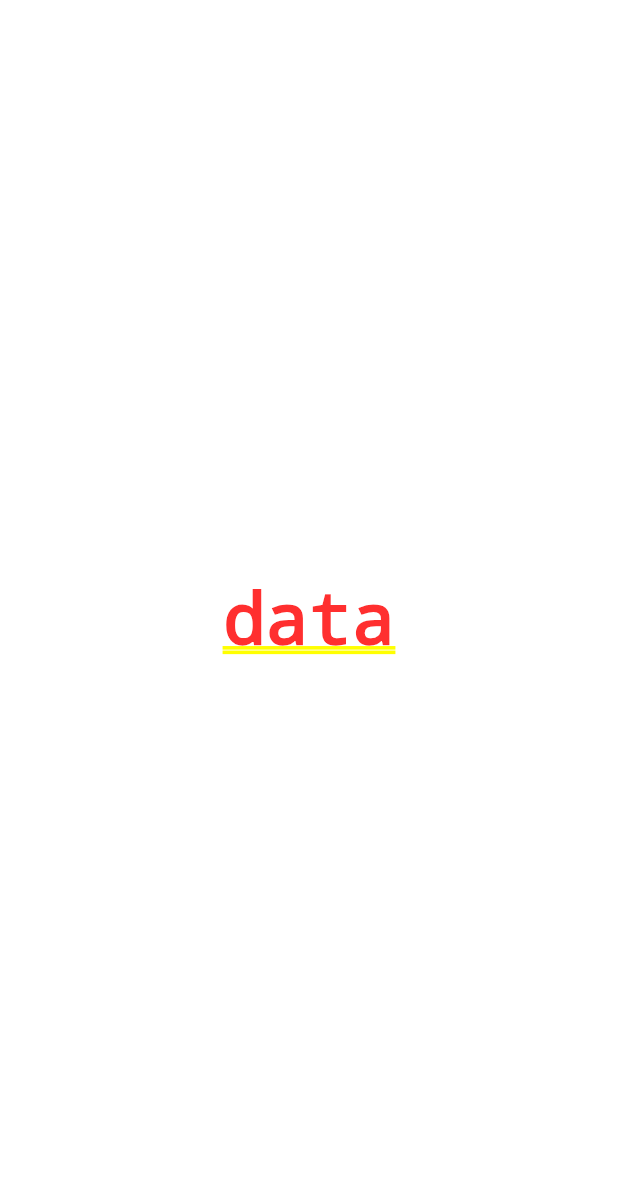
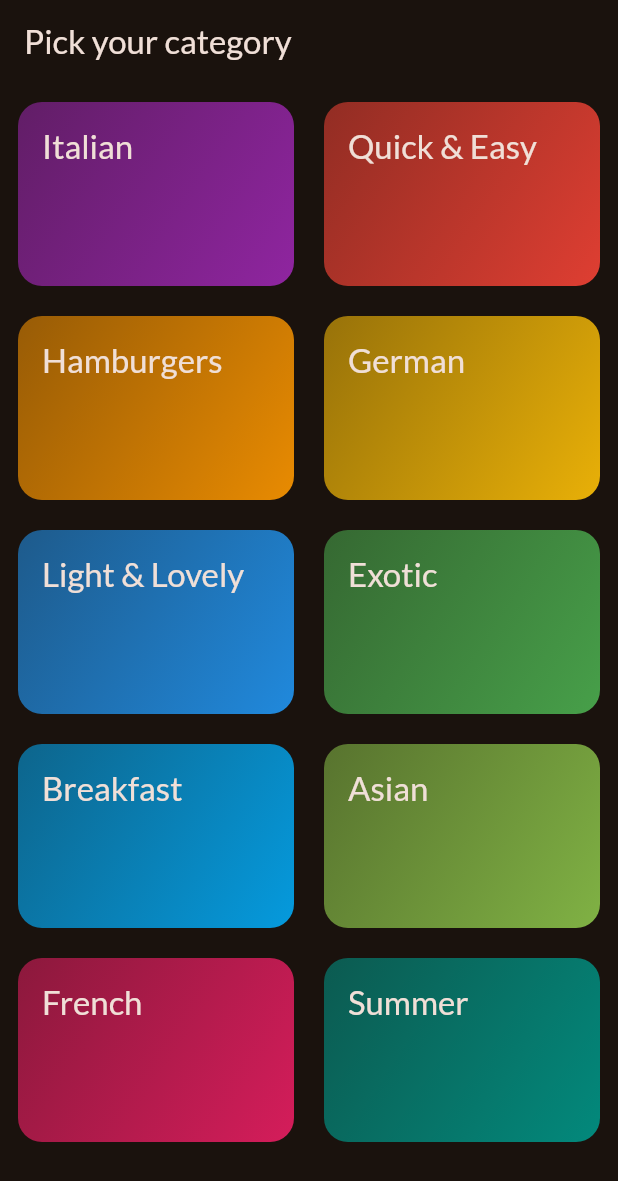
Before and after one commit to vyankatesh-nyati/meals_app, a Flutter app: the screen it shows after launch, on a phone screen of 412 x 824 dp. Shown: the top 1181 px of the screen. Run offline on Flutter 3.47's test engine with Material 2 defaults, Android fonts, the phone set to English and light mode, and no system bars; our stand-ins replace google_fonts.

Commit message:
categories screen

```diff
--- /dev/null
+++ b/lib/data/dummy_data.dart
@@ -0,0 +1,55 @@
+import 'package:flutter/material.dart';
+import '../model/category.dart';
+
+const availableCategories = [
+  Category(
+    id: 'c1',
+    title: 'Italian',
+    color: Colors.purple,
+  ),
+  Category(
+    id: 'c2',
+    title: 'Quick & Easy',
+    color: Colors.red,
+  ),
+  Category(
+    id: 'c3',
+    title: 'Hamburgers',
+    color: Colors.orange,
+  ),
+  Category(
+    id: 'c4',
+    title: 'German',
+    color: Colors.amber,
+  ),
+  Category(
+    id: 'c5',
+    title: 'Light & Lovely',
+    color: Colors.blue,
+  ),
+  Category(
+    id: 'c6',
+    title: 'Exotic',
+    color: Colors.green,
+  ),
+  Category(
+    id: 'c7',
+    title: 'Breakfast',
+    color: Colors.lightBlue,
+  ),
+  Category(
+    id: 'c8',
+    title: 'Asian',
+    color: Colors.lightGreen,
+  ),
+  Category(
+    id: 'c9',
+    title: 'French',
+    color: Colors.pink,
+  ),
+  Category(
+    id: 'c10',
+    title: 'Summer',
+    color: Colors.teal,
+  ),
+];
--- a/lib/main.dart
+++ b/lib/main.dart
@@ -1,5 +1,7 @@
 import 'package:flutter/material.dart';
-import 'package:meals_app/views/home_Screen.dart';
+import 'package:google_fonts/google_fonts.dart';
+import 'package:meals_app/views/categories.dart';
+// import 'package:meals_app/views/home_Screen.dart';
 
 final theme = ThemeData(
   useMaterial3: true,
@@ -7,6 +9,7 @@ final theme = ThemeData(
     seedColor: const Color.fromARGB(255, 131, 57, 0),
     brightness: Brightness.dark,
   ),
+  textTheme: GoogleFonts.latoTextTheme(),
 );
 
 void main() {
@@ -21,7 +24,7 @@ class MyApp extends StatelessWidget {
     return MaterialApp(
       title: 'Meals App',
       theme: theme,
-      home: HomeScreen(),
+      home: const CategoriesSreen(),
     );
   }
 }
--- /dev/null
+++ b/lib/model/category.dart
@@ -0,0 +1,13 @@
+import 'package:flutter/material.dart';
+
+class Category {
+  const Category({
+    required this.id,
+    required this.title,
+    this.color = Colors.orange,
+  });
+
+  final String id;
+  final String title;
+  final Color color;
+}
--- /dev/null
+++ b/lib/views/categories.dart
@@ -0,0 +1,29 @@
+import 'package:flutter/material.dart';
+import 'package:meals_app/data/dummy_data.dart';
+import 'package:meals_app/widgets/category_grid_item.dart';
+
+class CategoriesSreen extends StatelessWidget {
+  const CategoriesSreen({super.key});
+
+  @override
+  Widget build(BuildContext context) {
+    return Scaffold(
+      appBar: AppBar(
+        title: const Text("Pick your category"),
+      ),
+      body: GridView(
+        padding: const EdgeInsets.all(12),
+        gridDelegate: const SliverGridDelegateWithFixedCrossAxisCount(
+          crossAxisCount: 2,
+          crossAxisSpacing: 20,
+          mainAxisSpacing: 20,
+          childAspectRatio: 3 / 2,
+        ),
+        children: [
+          for (final category in availableCategories)
+            CategoryGridItem(category: category)
+        ],
+      ),
+    );
+  }
+}
--- a/lib/views/home_screen.dart
+++ b/lib/views/home_screen.dart
@@ -5,8 +5,13 @@ class HomeScreen extends StatelessWidget {
 
   @override
   Widget build(BuildContext context) {
-    return const Center(
-      child: Text("data"),
+    return const Scaffold(
+      body: Center(
+        child: Text(
+          "data",
+          style: TextStyle(color: Colors.amber),
+        ),
+      ),
     );
   }
 }
--- /dev/null
+++ b/lib/widgets/category_grid_item.dart
@@ -0,0 +1,40 @@
+import 'package:flutter/material.dart';
+import 'package:meals_app/model/category.dart';
+
+class CategoryGridItem extends StatelessWidget {
+  const CategoryGridItem({
+    super.key,
+    required this.category,
+  });
+
+  final Category category;
+
+  @override
+  Widget build(BuildContext context) {
+    return InkWell(
+      onTap: () {},
+      splashColor: Theme.of(context).primaryColor,
+      borderRadius: BorderRadius.circular(16),
+      child: Container(
+        padding: const EdgeInsets.all(16),
+        decoration: BoxDecoration(
+          borderRadius: BorderRadius.circular(16),
+          gradient: LinearGradient(
+            colors: [
+              category.color.withOpacity(0.55),
+              category.color.withOpacity(0.9),
+            ],
+            begin: Alignment.topLeft,
+            end: Alignment.bottomRight,
+          ),
+        ),
+        child: Text(
+          category.title,
+          style: Theme.of(context).textTheme.titleLarge!.copyWith(
+                color: Theme.of(context).colorScheme.onBackground,
+              ),
+        ),
+      ),
+    );
+  }
+}
```
Also changed, not shown: pubspec.lock, 1 other file.
